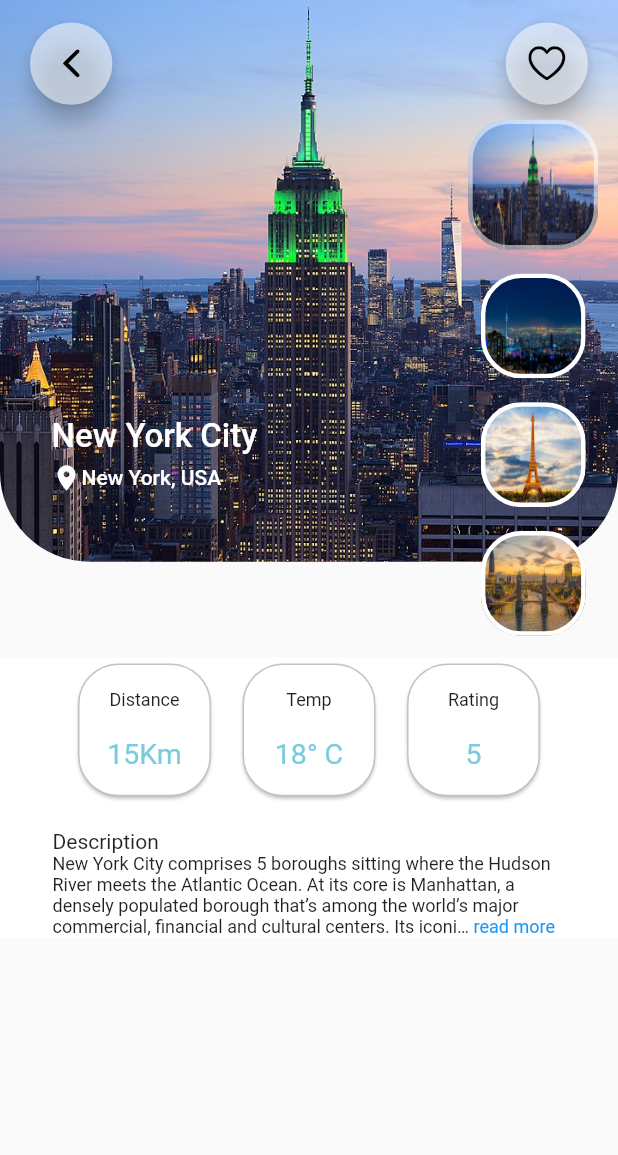
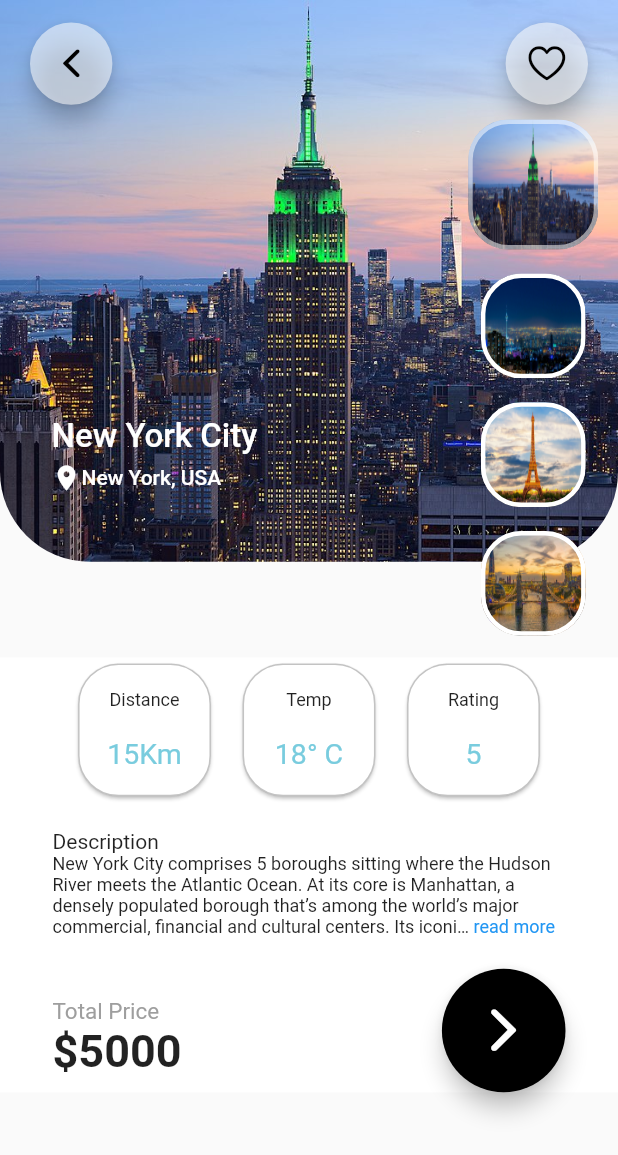
Before and after one commit to aminmk99/travel-app, a Flutter app: the screen it shows after launch, on a phone screen of 412 x 824 dp. Shown: the top 1155 px of the screen. Run offline on Flutter 3.47's test engine with Material 2 defaults, Android fonts, the phone set to English and light mode, and no system bars; drawn by our look-alikes of expandable_text.

Commit message:
Added bottom button

```diff
--- a/lib/screens/main_screen.dart
+++ b/lib/screens/main_screen.dart
@@ -1,9 +1,11 @@
+import 'package:flutter/cupertino.dart';
 import 'package:flutter/material.dart';
 import 'package:travel_app/widgets/banner_image.dart';
 import 'package:travel_app/widgets/description.dart';
 import 'package:travel_app/widgets/list_of_images.dart';
 import 'package:travel_app/widgets/location_of_cities.dart';
 import 'package:travel_app/widgets/my_app_bar.dart';
+import 'package:travel_app/widgets/buttons.dart';
 import '../model/travel_model.dart';
 import 'dart:developer' as developer;
 
@@ -101,11 +103,45 @@ class _MainScreenState extends State<MainScreen> {
                       ),
                     ),
                     SizedBox(
-                      height: size.height/45,
+                      height: size.height / 45,
+                    ),
+                    Padding(
+                        padding: const EdgeInsets.symmetric(horizontal: 35),
+                        child: Description(selectedIndex: _selectedIndex)),
+                    SizedBox(
+                      height: size.height / 40,
                     ),
                     Padding(
                       padding: const EdgeInsets.symmetric(horizontal: 35),
-                      child: Description(selectedIndex: _selectedIndex)
+                      child: Row(
+                        children: [
+                          Column(
+                            crossAxisAlignment: CrossAxisAlignment.start,
+                            children: [
+                              Padding(
+                                padding: const EdgeInsets.only(top: 10),
+                                child: Text('Total Price',
+                                    style: TextStyle(
+                                        fontSize: 15,
+                                        color: Colors.grey,
+                                        fontWeight: FontWeight.w400)),
+                              ),
+                              Text(
+                                '\$' + "${travelList[_selectedIndex].price}",
+                                style: TextStyle(
+                                    fontSize: 30, fontWeight: FontWeight.bold),
+                              )
+                            ],
+                          ),
+                          Spacer(),
+                          Buttons(
+                              iconColor: Colors.white,
+                              buttonColor: Colors.black,
+                              upperIcon: CupertinoIcons.forward,
+                              upperFunc: () => print('bottom button'),
+                              magnitude: 10)
+                        ],
+                      ),
                     ),
                   ],
                 ),
--- /dev/null
+++ b/lib/widgets/buttons.dart
@@ -0,0 +1,33 @@
+import 'package:flutter/material.dart';
+
+// ignore: must_be_immutable
+class Buttons extends StatelessWidget {
+  Buttons({
+    required this.upperIcon,
+    required this.upperFunc,
+    required this.magnitude,
+    required this.buttonColor,
+    required this.iconColor,
+  });
+
+  IconData upperIcon;
+  VoidCallback upperFunc;
+  double magnitude;
+  Color buttonColor;
+  Color iconColor;
+
+  @override
+  Widget build(BuildContext context) {
+    var size = MediaQuery.of(context).size;
+    return SizedBox(
+      height: size.height / magnitude,
+      width: size.height / magnitude,
+      child: FittedBox(
+          child: FloatingActionButton(
+        onPressed: upperFunc,
+        child: Icon(upperIcon, color: iconColor, size: 30),
+        backgroundColor: buttonColor,
+      )),
+    );
+  }
+}
--- a/lib/widgets/my_app_bar.dart
+++ b/lib/widgets/my_app_bar.dart
@@ -1,7 +1,8 @@
 import 'package:flutter/cupertino.dart';
+import 'package:flutter/material.dart';
 import 'package:flutter/src/foundation/key.dart';
 import 'package:flutter/src/widgets/framework.dart';
-import 'package:travel_app/widgets/upper_button.dart';
+import 'package:travel_app/widgets/buttons.dart';
 
 class MyAppBar extends StatelessWidget {
   const MyAppBar({Key? key}) : super(key: key);
@@ -20,15 +21,21 @@ class MyAppBar extends StatelessWidget {
               child: Row(
                 mainAxisAlignment: MainAxisAlignment.spaceBetween,
                 children: [
-                  UpperButton(
+                  Buttons(
                       upperIcon: CupertinoIcons.back,
+                      iconColor: Colors.black,
+                      buttonColor: Color.fromARGB(140, 255, 255, 255),
+                      magnitude: 15,
                       upperFunc: () {
                         print("back button");
                         print(size.height);
                         print(size.width);
                       }),
-                  UpperButton(
+                  Buttons(
+                    iconColor: Colors.black,
                       upperIcon: CupertinoIcons.heart,
+                      buttonColor: Color.fromARGB(140, 255, 255, 255),
+                      magnitude: 15,
                       upperFunc: () {
                         print("heart button");
                       })
--- a/lib/widgets/upper_button.dart
+++ /dev/null
@@ -1,26 +0,0 @@
-import 'package:flutter/material.dart';
-
-// ignore: must_be_immutable
-class UpperButton extends StatelessWidget {
-  UpperButton({required this.upperIcon, required this.upperFunc});
-
-  IconData upperIcon;
-  VoidCallback upperFunc;
-
-  @override
-  Widget build(BuildContext context) {
-    var size = MediaQuery.of(context).size;
-    double magnitude = 15;
-    return SizedBox(
-      height: size.height / magnitude,
-      width: size.height / magnitude,
-      child: FittedBox(
-        child: FloatingActionButton(
-          onPressed: upperFunc,
-          child: Icon(upperIcon, color: Colors.black, size: 30),
-          backgroundColor: Color.fromARGB(140, 255, 255, 255),
-        ),
-      ),
-    );
-  }
-}
```
